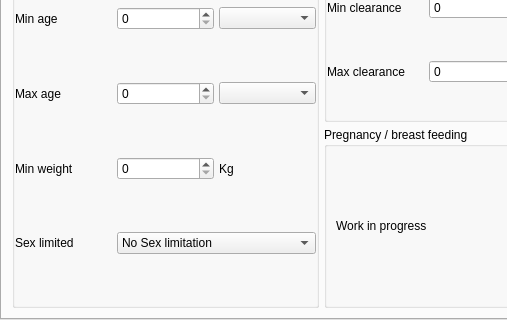
Before: the Qt Designer form plugins/drugsplugin/dosagedialog/mfDosageViewer.ui in FreeHealth/freehealth, drawn with Qt 5; both pictures show x 0 to 507 and y 153 to 473 of the 643 by 473 pixel window.
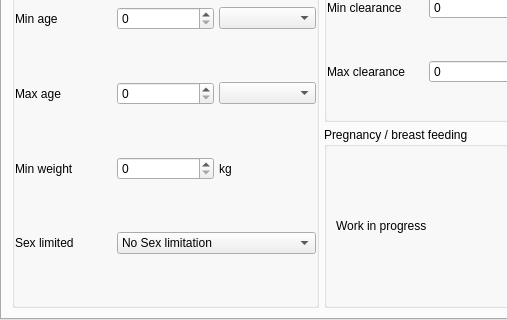
After: the same form once the commit is applied. The open tabs and pages were chosen to show the change. Custom widgets are drawn as their Qt base class.

Patch:
```diff
--- a/plugins/drugsplugin/dosagedialog/mfDosageViewer.ui
+++ b/plugins/drugsplugin/dosagedialog/mfDosageViewer.ui
@@ -794,7 +794,7 @@
              </size>
             </property>
             <property name="text">
-             <string>Kg</string>
+             <string notr="true">kg</string>
             </property>
            </widget>
           </item>
```
Left out of the diff: 2 changed lines with no effect on the pictures.
